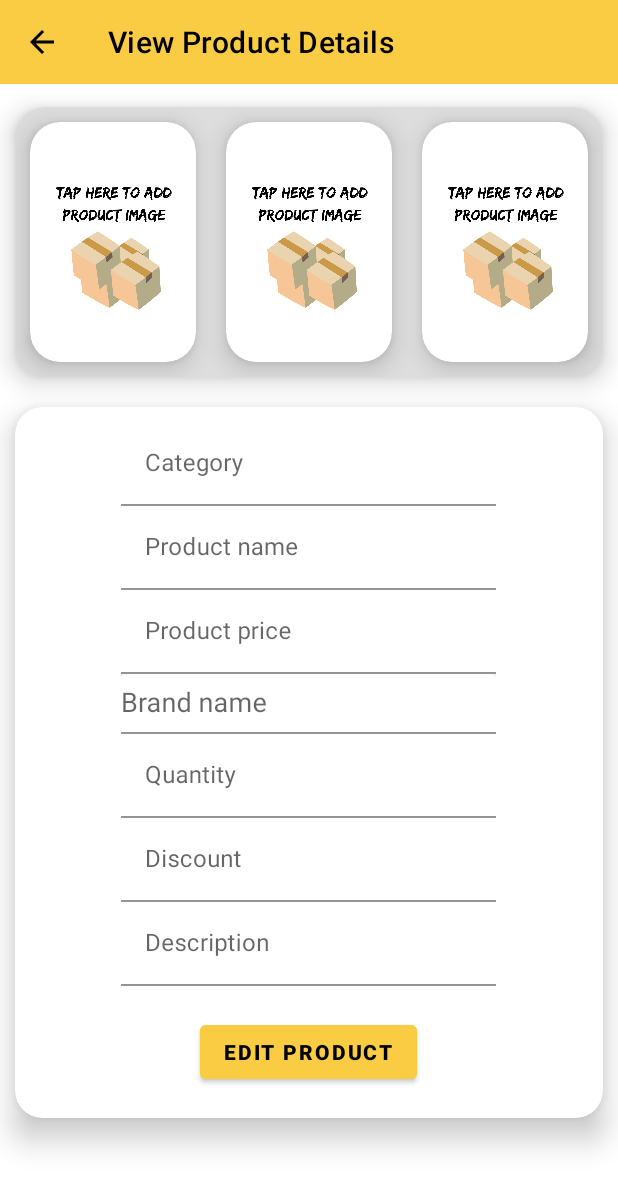
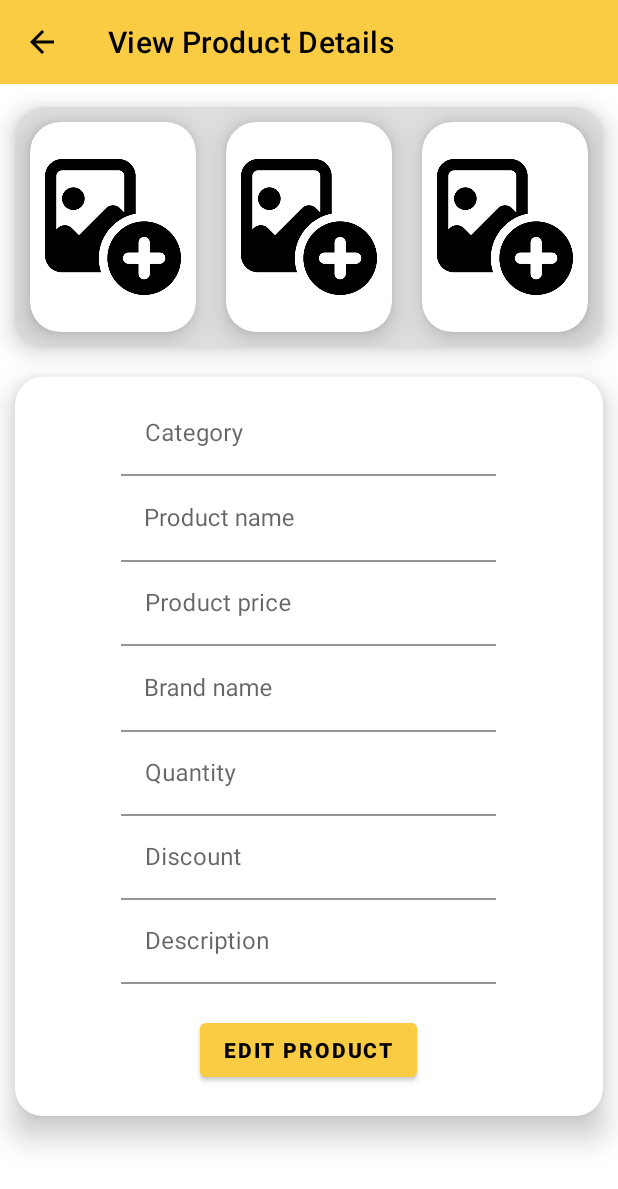
Before and after one commit to Group-4HardwareApp/hardwarewalaseller, an Android app: the UpdateProduct screen opened directly, with no data from a screen before it, on a phone screen of 412 x 824 dp. Shown: the top 1189 px of the screen. Run offline under Robolectric (Android 15) with nearby library versions, the phone set to English and light mode, and no system bars; our stand-ins replace Picasso; pictures from the network do not load; Roboto replaces fonts that are not available here; 11 statements that could not run were skipped.

Commit message:
new push

```diff
--- a/app/src/main/java/com/e/hardwarewalaseller/adapter/OrderHistoryAdapter.java
+++ b/app/src/main/java/com/e/hardwarewalaseller/adapter/OrderHistoryAdapter.java
@@ -66,6 +66,7 @@ public class OrderHistoryAdapter extends RecyclerView.Adapter<OrderHistoryAdapte
 */
 
                 AlertDialog.Builder mBuilder = new AlertDialog.Builder(context);
+
                 View mView = LayoutInflater.from(context).inflate(R.layout.imagezoom, null);
                 PhotoView photoView = mView.findViewById(R.id.photoview);
                 Picasso.get().load(i.getImageUrl())
--- a/app/src/main/java/com/e/hardwarewalaseller/adapter/ProductAdapter.java
+++ b/app/src/main/java/com/e/hardwarewalaseller/adapter/ProductAdapter.java
@@ -24,6 +24,7 @@ public class ProductAdapter extends RecyclerView.Adapter<ProductAdapter.ProductV
     {
         this.context = context;
         this.productList = productList;
+        notifyDataSetChanged();
     }
 
 
--- a/app/src/main/java/com/e/hardwarewalaseller/apis/ServerAddress.java
+++ b/app/src/main/java/com/e/hardwarewalaseller/apis/ServerAddress.java
@@ -1,7 +1,7 @@
 package com.e.hardwarewalaseller.apis;
 
 public interface ServerAddress {
-    public static String BASE_URL="http://192.168.43.158:8080/";
+    public static String BASE_URL="http://192.168.43.6:8080/";
 //    public static  String BASE_URL="https://hardwarewale.herokuapp.com/";
 //    127.0.0.1ss
 }
--- a/app/src/main/java/com/e/hardwarewalaseller/apis/ShopkeeperService.java
+++ b/app/src/main/java/com/e/hardwarewalaseller/apis/ShopkeeperService.java
@@ -63,5 +63,10 @@ public class ShopkeeperService {
         @GET("shopkeeper/view/{id}")
         public Call<Shopkeeper> viewShopkeeper(@Path("id") String id);
 
+
+        @POST("shopkeeper/updatetoken/{shopkeeperId}/{token}")
+        public Call<Shopkeeper> updateShopkeeperToken(@Path("shopkeeperId") String shopkeeperId ,@Path("token") String token);
+
+
     }
 }
--- a/app/src/main/res/layout/activity_add_product.xml
+++ b/app/src/main/res/layout/activity_add_product.xml
@@ -70,11 +70,11 @@
                             <ImageView
                                 android:id="@+id/iv1"
                                 android:layout_width="match_parent"
-                                android:layout_height="160dp"
+                                android:layout_height="140dp"
                                 android:layout_gravity="center"
                                 android:padding="10dp"
                                 android:scaleType="fitCenter"
-                                android:src="@drawable/proimg" />
+                                android:src="@drawable/addimage" />
                         </androidx.cardview.widget.CardView>
 
 
@@ -95,11 +95,11 @@
                             <ImageView
                                 android:id="@+id/iv2"
                                 android:layout_width="match_parent"
-                                android:layout_height="160dp"
+                                android:layout_height="140dp"
                                 android:layout_gravity="center"
                                 android:padding="10dp"
                                 android:scaleType="fitCenter"
-                                android:src="@drawable/proimg" />
+                                android:src="@drawable/addimage" />
                         </androidx.cardview.widget.CardView>
 
 
@@ -118,11 +118,11 @@
 
                                 android:id="@+id/iv3"
                                 android:layout_width="match_parent"
-                                android:layout_height="160dp"
+                                android:layout_height="140dp"
                                 android:layout_gravity="center"
                                 android:padding="10dp"
                                 android:scaleType="fitCenter"
-                                android:src="@drawable/proimg" />
+                                android:src="@drawable/addimage" />
 
                         </androidx.cardview.widget.CardView>
 
@@ -183,10 +183,12 @@
                             android:textColor="@color/colorblack"
                             />
                         <Spinner
+                            android:tooltipText="Select one"
                             android:visibility="gone"
                             android:id="@+id/spinner"
                             android:layout_weight="0.6"
-                            android:layout_width="0dp"                            android:layout_height="wrap_content"
+                            android:layout_width="0dp"
+                            android:layout_height="wrap_content"
                             android:spinnerMode="dropdown"
                             android:textAlignment="center"
                             android:theme="@style/ThemeOverlay.AppCompat.Light"
@@ -233,14 +235,23 @@
                         android:layout_gravity="center"
                         app:boxBackgroundColor="#FFFFFF">
 
-                        <EditText
+
+
+                        <androidx.appcompat.widget.AppCompatAutoCompleteTextView
                             android:id="@+id/etproductname"
                             android:layout_width="250dp"
                             android:layout_height="wrap_content"
                             android:layout_gravity="center"
+                            android:completionThreshold="1"
                             android:hint="Product name"
-                            android:inputType="text"
-                            android:textSize="16sp" />
+                            android:inputType="textAutoComplete|textAutoCorrect"
+                            android:paddingLeft="15dp"
+                            android:paddingTop="25dp"
+                            android:paddingRight="15dp"
+                            android:paddingBottom="10dp"
+                            android:textSize="16sp"
+                            />
+
                     </com.google.android.material.textfield.TextInputLayout>
 
                     <com.google.android.material.textfield.TextInputLayout
@@ -264,6 +275,7 @@
 
 
                     <com.google.android.material.textfield.TextInputLayout
+
                         android:id="@+id/ilbrandname"
                         android:layout_width="match_parent"
                         android:layout_height="wrap_content"
@@ -272,14 +284,18 @@
                         app:boxBackgroundColor="#FFFFFF">
 
                         <androidx.appcompat.widget.AppCompatAutoCompleteTextView
-                            android:elevation="20dp"
-                            android:completionThreshold="1"
-                            android:inputType="textAutoComplete|textAutoCorrect"
                             android:id="@+id/etbrandname"
                             android:layout_width="250dp"
-                            android:layout_height="40dp"
+                            android:layout_height="wrap_content"
                             android:layout_gravity="center"
+                            android:completionThreshold="1"
                             android:hint="Brand name"
+                            android:inputType="textAutoComplete|textAutoCorrect"
+                            android:paddingLeft="15dp"
+                            android:paddingTop="25dp"
+                            android:paddingRight="15dp"
+                            android:paddingBottom="10dp"
+                            android:textSize="16sp"
                             />
 
                     </com.google.android.material.textfield.TextInputLayout>
--- a/app/src/main/res/layout/imagezoom.xml
+++ b/app/src/main/res/layout/imagezoom.xml
@@ -6,5 +6,5 @@
         android:layout_gravity="center"
         android:id="@+id/photoview"
         android:layout_width="match_parent"
-        android:layout_height="500dp"/>
+        android:layout_height="450dp"/>
 </LinearLayout>
--- a/app/src/main/res/values/colors.xml
+++ b/app/src/main/res/values/colors.xml
@@ -3,6 +3,8 @@
     <color name="colorPrimary">#000000</color>
 
     <color name="colorPrimaryDark">#FACC43</color>
+    #FEE600
+
     <!--
     died
     <color name="colorPrimaryDark">#015D87</color>
@@ -10,7 +12,9 @@
 
     <color name="colorAccent">#000000</color>
     <color name="colorOrange">#FFA622</color>
+<!--    <color name="colorBlue">#FACC43</color>-->
     <color name="colorBlue">#FACC43</color>
+
 
     <!--
         died color
```
Also changed, not shown: app/src/main/java/com/e/hardwarewalaseller/AddProduct.java (+144 -87 lines), app/src/main/java/com/e/hardwarewalaseller/Home.java (+40 -3 lines), app/src/main/java/com/e/hardwarewalaseller/ViewProductByCategory.java (+14 -2 lines), app/src/main/java/com/e/hardwarewalaseller/adapter/SliderAdapterExample.java (+25 -2 lines), app/src/main/java/com/e/hardwarewalaseller/apis/ProductNameService.java (added, +43 -0 lines), app/src/main/java/com/e/hardwarewalaseller/apis/ProductService.java (+52 -4 lines), app/src/main/java/com/e/hardwarewalaseller/beans/Product.java (+21 -0 lines), app/src/main/java/com/e/hardwarewalaseller/beans/ProductName.java (added, +44 -0 lines), app/src/main/res/drawable/addimage.png (added).
